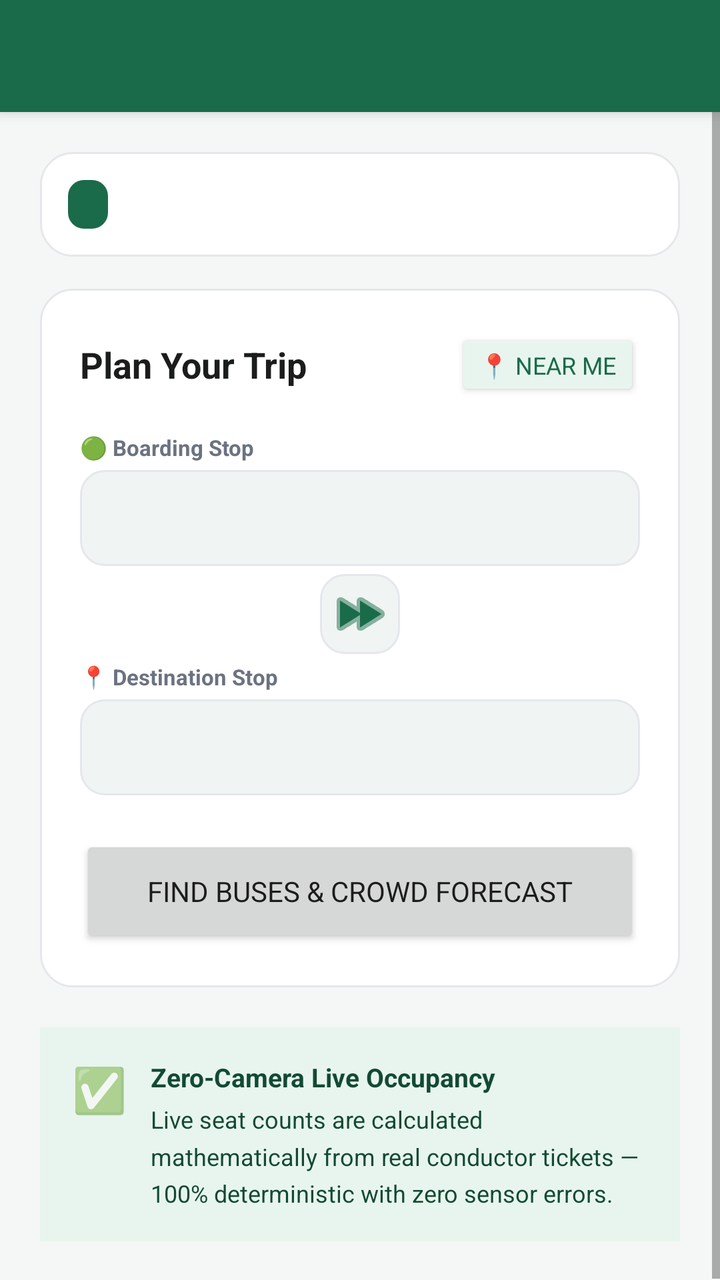
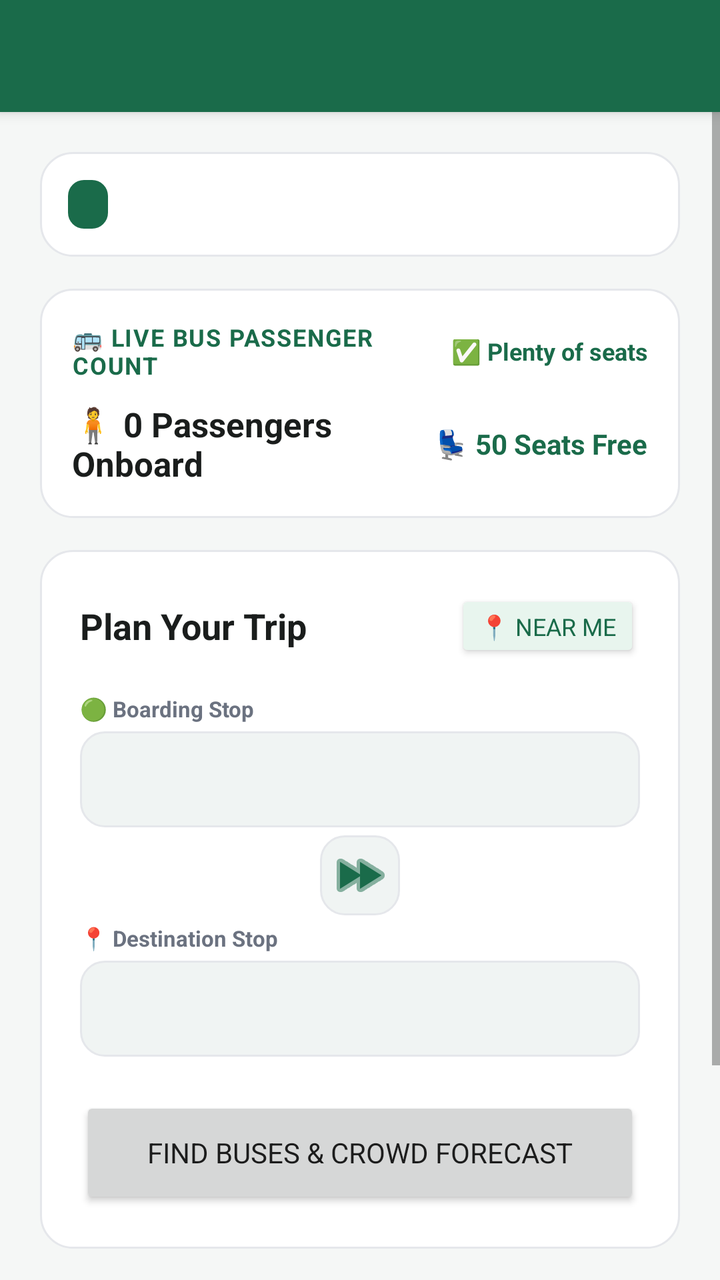

An Android layout rendered at two revisions. The XML below is the earlier revision; the diff shows what the commit changed to produce the second picture.
<!-- AndroidManifest.xml: application theme Theme.BusCrowd -->
<!-- res/layout/activity_passenger_home.xml -->
<?xml version="1.0" encoding="utf-8"?>
<LinearLayout xmlns:android="http://schemas.android.com/apk/res/android"
    android:layout_width="match_parent"
    android:layout_height="match_parent"
    android:orientation="vertical"
    android:background="@color/bg_light">

    <androidx.appcompat.widget.Toolbar
        android:id="@+id/toolbar"
        android:layout_width="match_parent"
        android:layout_height="?attr/actionBarSize"
        android:background="@color/brand_primary"
        style="@style/Widget.BusCrowd.Toolbar" />

    <ScrollView
        android:layout_width="match_parent"
        android:layout_height="match_parent">

        <LinearLayout
            android:layout_width="match_parent"
            android:layout_height="wrap_content"
            android:orientation="vertical"
            android:padding="20dp">

            
            <LinearLayout
                android:layout_width="match_parent"
                android:layout_height="wrap_content"
                android:orientation="horizontal"
                android:background="@drawable/bg_card"
                android:padding="14dp"
                android:gravity="center_vertical">

                <TextView
                    android:id="@+id/tv_route_badge"
                    android:layout_width="wrap_content"
                    android:layout_height="wrap_content"
                    android:textSize="12sp"
                    android:textStyle="bold"
                    android:textColor="@color/text_white"
                    android:background="@drawable/bg_badge_primary"
                    android:paddingStart="10dp"
                    android:paddingEnd="10dp"
                    android:paddingTop="4dp"
                    android:paddingBottom="4dp" />

                <TextView
                    android:id="@+id/tv_route_name"
                    android:layout_width="0dp"
                    android:layout_height="wrap_content"
                    android:layout_weight="1"
                    android:textSize="13sp"
                    android:textStyle="bold"
                    android:textColor="@color/text_primary"
                    android:layout_marginStart="12dp" />
            </LinearLayout>

            
            <LinearLayout
                android:layout_width="match_parent"
                android:layout_height="wrap_content"
                android:orientation="vertical"
                android:background="@drawable/bg_card"
                android:padding="20dp"
                android:layout_marginTop="16dp">

                <LinearLayout
                    android:layout_width="match_parent"
                    android:layout_height="wrap_content"
                    android:orientation="horizontal"
                    android:gravity="center_vertical">

                    <TextView
                        android:layout_width="0dp"
                        android:layout_height="wrap_content"
                        android:layout_weight="1"
                        android:text="@string/plan_your_trip"
                        android:textSize="18sp"
                        android:textStyle="bold"
                        android:textColor="@color/text_primary" />

                    <Button
                        android:id="@+id/btn_near_me"
                        android:layout_width="wrap_content"
                        android:layout_height="36dp"
                        android:text="📍 Near Me"
                        android:textSize="12sp"
                        android:backgroundTint="@color/brand_primary_light"
                        android:textColor="@color/brand_primary" />
                </LinearLayout>

                
                <TextView
                    android:layout_width="wrap_content"
                    android:layout_height="wrap_content"
                    android:text="🟢 Boarding Stop"
                    style="@style/TextStyle.BusCrowd.Label"
                    android:layout_marginTop="16dp" />

                <Spinner
                    android:id="@+id/spinner_from"
                    android:layout_width="match_parent"
                    android:layout_height="48dp"
                    android:background="@drawable/bg_input"
                    android:layout_marginTop="4dp"
                    android:paddingStart="12dp" />

                
                <ImageButton
                    android:id="@+id/btn_swap"
                    android:layout_width="40dp"
                    android:layout_height="40dp"
                    android:layout_gravity="center_horizontal"
                    android:layout_marginTop="4dp"
                    android:src="@android:drawable/ic_media_ff"
                    android:background="@drawable/bg_input"
                    android:tint="@color/brand_primary"
                    android:contentDescription="Swap stops" />

                
                <TextView
                    android:layout_width="wrap_content"
                    android:layout_height="wrap_content"
                    android:text="📍 Destination Stop"
                    style="@style/TextStyle.BusCrowd.Label"
                    android:layout_marginTop="4dp" />

                <Spinner
                    android:id="@+id/spinner_to"
                    android:layout_width="match_parent"
                    android:layout_height="48dp"
                    android:background="@drawable/bg_input"
                    android:layout_marginTop="4dp"
                    android:paddingStart="12dp" />

                <Button
                    android:id="@+id/btn_find_buses"
                    android:layout_width="match_parent"
                    android:layout_height="56dp"
                    android:text="@string/find_buses"
                    android:layout_marginTop="20dp" />
            </LinearLayout>

            
            <LinearLayout
                android:layout_width="match_parent"
                android:layout_height="wrap_content"
                android:orientation="horizontal"
                android:background="@color/crowd_plenty_bg"
                android:padding="16dp"
                android:layout_marginTop="20dp">

                <TextView
                    android:layout_width="wrap_content"
                    android:layout_height="wrap_content"
                    android:text="✅"
                    android:textSize="22sp"
                    android:layout_marginEnd="12dp" />

                <LinearLayout
                    android:layout_width="0dp"
                    android:layout_height="wrap_content"
                    android:layout_weight="1"
                    android:orientation="vertical">

                    <TextView
                        android:layout_width="wrap_content"
                        android:layout_height="wrap_content"
                        android:text="@string/zero_sensor_title"
                        android:textSize="13sp"
                        android:textStyle="bold"
                        android:textColor="@color/brand_primary_dark" />

                    <TextView
                        android:layout_width="wrap_content"
                        android:layout_height="wrap_content"
                        android:text="@string/zero_sensor_desc"
                        android:textSize="12sp"
                        android:textColor="@color/brand_primary_dark"
                        android:layout_marginTop="4dp"
                        android:lineSpacingMultiplier="1.3" />
                </LinearLayout>
            </LinearLayout>

        </LinearLayout>
    </ScrollView>
</LinearLayout>
<!-- resources referenced by this layout -->
<resources>
  <color name="bg_light">#F5F7F6</color>
  <color name="brand_primary">#1A6B4A</color>
  <color name="brand_primary_dark">#124A33</color>
  <color name="brand_primary_light">#E8F5EE</color>
  <color name="crowd_plenty_bg">#E8F5EE</color>
  <color name="text_primary">#1A1D1C</color>
  <color name="text_white">#FFFFFF</color>
  <!-- drawable bg_badge_primary (drawable) -->
  <?xml version="1.0" encoding="utf-8"?>
  <shape xmlns:android="http://schemas.android.com/apk/res/android"
      android:shape="rectangle">
      <solid android:color="@color/brand_primary" />
      <corners android:radius="8dp" />
  </shape>
  <!-- drawable bg_card (drawable) -->
  <?xml version="1.0" encoding="utf-8"?>
  <shape xmlns:android="http://schemas.android.com/apk/res/android"
      android:shape="rectangle">
      <solid android:color="@color/bg_white" />
      <corners android:radius="16dp" />
      <stroke android:width="1dp" android:color="@color/border_light" />
  </shape>
  <!-- drawable bg_input (drawable) -->
  <?xml version="1.0" encoding="utf-8"?>
  <shape xmlns:android="http://schemas.android.com/apk/res/android"
      android:shape="rectangle">
      <solid android:color="#F0F4F3" />
      <corners android:radius="12dp" />
      <stroke android:width="1dp" android:color="@color/border_light" />
  </shape>
  <string name="find_buses">Find Buses &amp; Crowd Forecast</string>
  <string name="plan_your_trip">Plan Your Trip</string>
  <string name="zero_sensor_desc">Live seat counts are calculated mathematically from real conductor tickets — 100% deterministic with zero sensor errors.</string>
  <string name="zero_sensor_title">Zero-Camera Live Occupancy</string>
  <style name="TextStyle.BusCrowd.Label">
          <item name="android:textSize">11sp</item>
          <item name="android:textStyle">bold</item>
          <item name="android:textColor">@color/text_secondary</item>
          <item name="android:textAllCaps">false</item>
      </style>
  <style name="Widget.BusCrowd.Toolbar" parent="Widget.MaterialComponents.Toolbar.Primary">
          <item name="android:background">@color/brand_primary</item>
          <item name="titleTextColor">@color/text_white</item>
          <item name="subtitleTextColor">#B2DFCF</item>
      </style>
  <style name="Theme.BusCrowd" parent="Theme.MaterialComponents.Light.NoActionBar">
          <item name="colorPrimary">@color/brand_primary</item>
          <item name="colorPrimaryDark">@color/brand_primary_dark</item>
          <item name="colorAccent">@color/brand_primary</item>
          <item name="android:windowBackground">@color/bg_light</item>
          <item name="android:statusBarColor">@color/brand_primary</item>
          <item name="android:navigationBarColor">@color/bg_white</item>
          <item name="android:fontFamily">sans-serif</item>
  
          
          <item name="materialButtonStyle">@style/Widget.BusCrowd.Button</item>
      </style>
  <color name="bg_white">#FFFFFF</color>
  <color name="border_light">#E5E7EB</color>
  <color name="text_secondary">#6B7280</color>
  <style name="Widget.BusCrowd.Button" parent="Widget.MaterialComponents.Button">
          <item name="android:backgroundTint">@color/brand_primary</item>
          <item name="android:textColor">@color/text_white</item>
          <item name="android:textSize">14sp</item>
          <item name="android:textStyle">bold</item>
          <item name="cornerRadius">14dp</item>
          <item name="android:paddingTop">0dp</item>
          <item name="android:paddingBottom">0dp</item>
          <item name="android:paddingStart">12dp</item>
          <item name="android:paddingEnd">12dp</item>
          <item name="android:insetTop">0dp</item>
          <item name="android:insetBottom">0dp</item>
      </style>
</resources>

<!-- the commit's change to res/layout/activity_passenger_home.xml (unified diff, before → after) -->
@@ -53,6 +53,70 @@
                     android:textStyle="bold"
                     android:textColor="@color/text_primary"
                     android:layout_marginStart="12dp" />
+            </LinearLayout>
+
+            
+            <LinearLayout
+                android:id="@+id/card_live_passenger_count"
+                android:layout_width="match_parent"
+                android:layout_height="wrap_content"
+                android:orientation="vertical"
+                android:background="@drawable/bg_card"
+                android:padding="16dp"
+                android:layout_marginTop="16dp">
+
+                <LinearLayout
+                    android:layout_width="match_parent"
+                    android:layout_height="wrap_content"
+                    android:orientation="horizontal"
+                    android:gravity="center_vertical">
+
+                    <TextView
+                        android:layout_width="0dp"
+                        android:layout_height="wrap_content"
+                        android:layout_weight="1"
+                        android:text="🚌 LIVE BUS PASSENGER COUNT"
+                        android:textSize="12sp"
+                        android:textStyle="bold"
+                        android:textColor="@color/brand_primary"
+                        android:letterSpacing="0.05" />
+
+                    <TextView
+                        android:id="@+id/tv_home_live_band"
+                        android:layout_width="wrap_content"
+                        android:layout_height="wrap_content"
+                        android:text="✅ Plenty of seats"
+                        android:textSize="12sp"
+                        android:textStyle="bold"
+                        android:textColor="@color/crowd_plenty" />
+                </LinearLayout>
+
+                <LinearLayout
+                    android:layout_width="match_parent"
+                    android:layout_height="wrap_content"
+                    android:orientation="horizontal"
+                    android:gravity="center_vertical"
+                    android:layout_marginTop="10dp">
+
+                    <TextView
+                        android:id="@+id/tv_home_passengers_onboard"
+                        android:layout_width="0dp"
+                        android:layout_height="wrap_content"
+                        android:layout_weight="1"
+                        android:text="🧍 0 Passengers Onboard"
+                        android:textSize="17sp"
+                        android:textStyle="bold"
+                        android:textColor="@color/text_primary" />
+
+                    <TextView
+                        android:id="@+id/tv_home_seats_free"
+                        android:layout_width="wrap_content"
+                        android:layout_height="wrap_content"
+                        android:text="💺 50 Seats Free"
+                        android:textSize="14sp"
+                        android:textStyle="bold"
+                        android:textColor="@color/brand_primary" />
+                </LinearLayout>
             </LinearLayout>
 
             
<!-- resource entries referenced after the edit -->
@@ -4,6 +4,7 @@
   <color name="brand_primary">#1A6B4A</color>
   <color name="brand_primary_dark">#124A33</color>
   <color name="brand_primary_light">#E8F5EE</color>
+  <color name="crowd_plenty">#1A6B4A</color>
   <color name="crowd_plenty_bg">#E8F5EE</color>
   <color name="text_primary">#1A1D1C</color>
   <color name="text_white">#FFFFFF</color>
